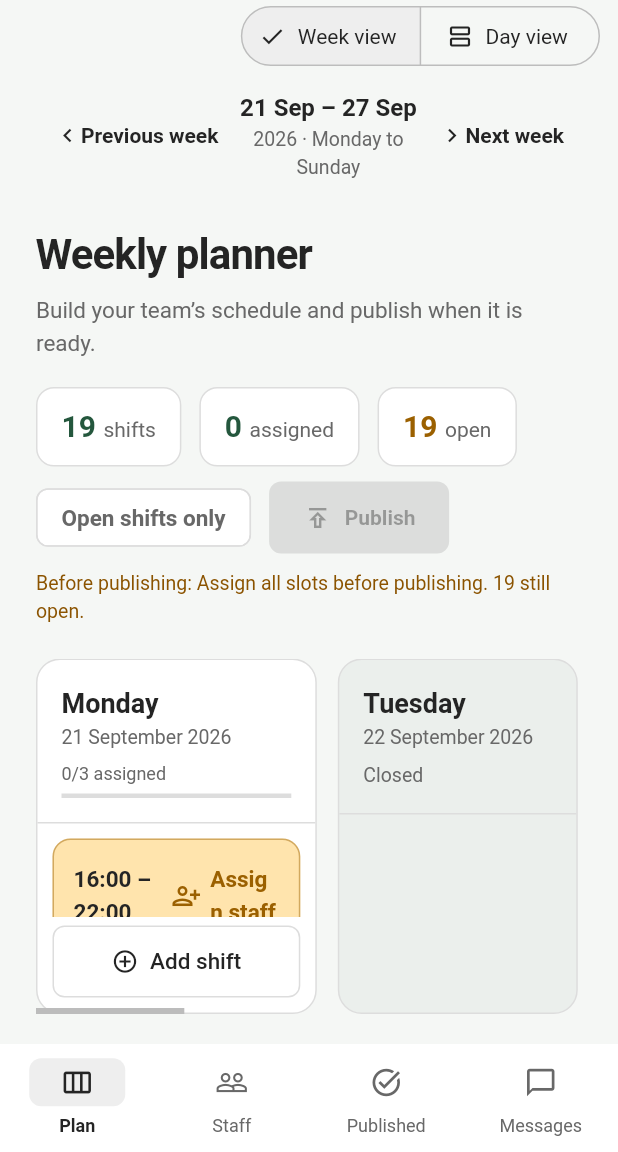
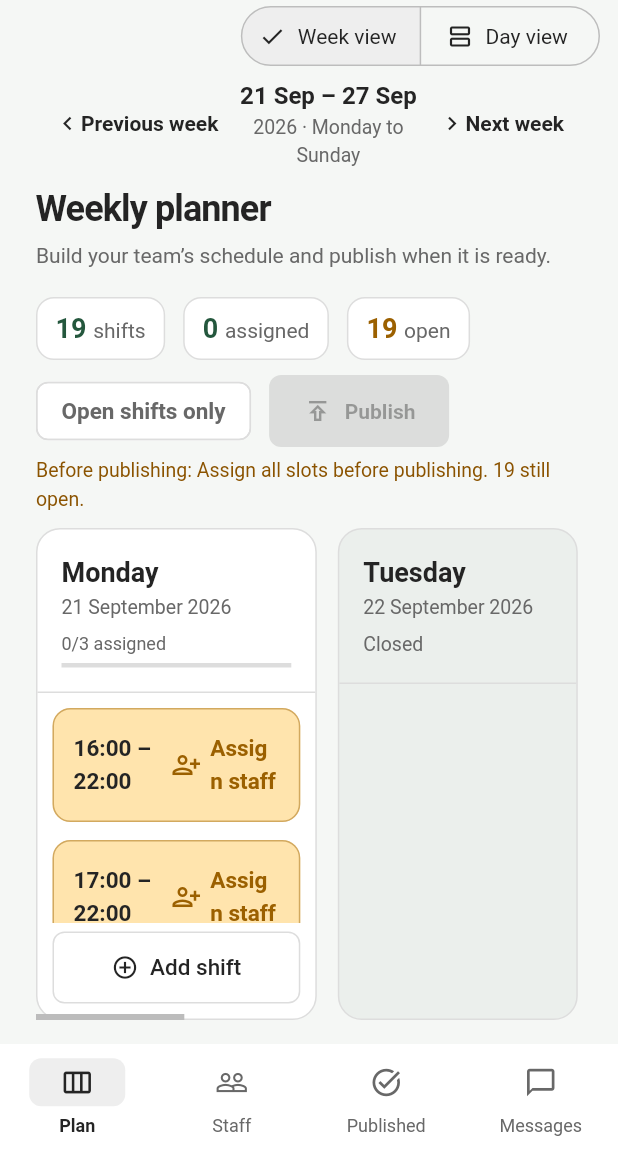
Before and after one commit to anastanjohnson/karikaala-staff-planner-web, a Flutter app: the SlotHome screen opened directly with empty values, after a tap on "Week view", on a phone screen of 412 x 824 dp, the part 84-1236 px from its top. Run offline on Flutter 3.47's test engine with Material 3 defaults, Android fonts, the phone set to English and light mode, and no system bars; our stand-ins replace cloud_firestore, firebase_auth, firebase_core, shared_preferences; accounts and stored records are empty.

Commit message:
Reduce planner header spacing to give shift columns more room

```diff
--- a/flutter/lib/slot_planner.dart
+++ b/flutter/lib/slot_planner.dart
@@ -298,7 +298,7 @@ class _SlotHomeState extends State<SlotHome> {
     return Scaffold(
       backgroundColor: (_tab == 0 && showWeekBoard) || _tab == 2 ? const Color(0xFFF5F7F5) : Colors.white,
       appBar: AppBar(
-        toolbarHeight: compactDesktop ? 64 : null,
+        toolbarHeight: compactDesktop ? 56 : null,
         title: Text(_tab == 3 ? 'Messages' : 'Staff Planner', style: compactDesktop ? const TextStyle(fontSize: 22, fontWeight: FontWeight.w700) : null),
         actions: [
           IconButton(
@@ -355,7 +355,7 @@ class _SlotHomeState extends State<SlotHome> {
                       child: Align(alignment: Alignment.centerRight, child: _viewSwitch(showWeekBoard))),
                   if (_tab == 0 || _tab == 2)
                     Padding(
-                      padding: const EdgeInsets.symmetric(horizontal: 24, vertical: 12),
+                      padding: const EdgeInsets.symmetric(horizontal: 24, vertical: 4),
                       child: Row(
                         children: [
                           TextButton(
--- a/flutter/lib/weekly_board.dart
+++ b/flutter/lib/weekly_board.dart
@@ -33,14 +33,14 @@ class _WeeklyBoardState extends State<WeeklyBoard> {
     final locked = plan.locked(widget.week);
     final problem = plan.publishProblem(widget.week);
     return Padding(
-      padding: const EdgeInsets.fromLTRB(24, 16, 24, 20),
+      padding: const EdgeInsets.fromLTRB(24, 4, 24, 16),
       child: Column(crossAxisAlignment: CrossAxisAlignment.start, children: [
         LayoutBuilder(builder: (context, constraints) {
           final heading = Column(crossAxisAlignment: CrossAxisAlignment.start, children: [
-        const Text('Weekly planner', style: TextStyle(fontSize: 28, fontWeight: FontWeight.w700, letterSpacing: -.6)),
-        const SizedBox(height: 6),
+        const Text('Weekly planner', style: TextStyle(fontSize: 24, fontWeight: FontWeight.w700, letterSpacing: -.6)),
+        const SizedBox(height: 4),
         Text(locked ? 'Published schedule · Visible to your team' : 'Build your team’s schedule and publish when it is ready.',
-          style: const TextStyle(fontSize: 15, color: rosterMuted)),
+          style: const TextStyle(fontSize: 14, color: rosterMuted)),
 
           ]);
           final actions = Column(crossAxisAlignment: CrossAxisAlignment.start, children: [
@@ -60,9 +60,8 @@ Wrap(spacing: 12, runSpacing: 10, crossAxisAlignment: WrapCrossAlignment.center,
             label: Text(plan.published.containsKey(dateKey(widget.week)) ? 'Republish' : 'Publish'))),
           if (!locked && slots.isEmpty) TextButton(style: _boardButton, onPressed: widget.onTemplate, child: const Text('Use standard template')),
         ]),
-          const SizedBox(height: 10),
         if (!locked && problem != null && slots.isNotEmpty)
-          Padding(padding: const EdgeInsets.only(bottom: 6), child: Text('Before publishing: $problem',
+          Padding(padding: const EdgeInsets.only(top: 6), child: Text('Before publishing: $problem',
             style: const TextStyle(color: Color(0xFF8B5300), fontSize: 13))),
 
           ]);
@@ -77,7 +76,7 @@ Wrap(spacing: 12, runSpacing: 10, crossAxisAlignment: WrapCrossAlignment.center,
             heading, const SizedBox(height: 18), actions,
           ]);
         }),
-        const SizedBox(height: 16),
+        const SizedBox(height: 10),
         if (widget.error != null) Padding(padding: const EdgeInsets.symmetric(vertical: 8),
           child: Text(widget.error!, style: const TextStyle(color: Colors.red))),
         Expanded(child: LayoutBuilder(builder: (context, constraints) {
@@ -163,11 +162,11 @@ Wrap(spacing: 12, runSpacing: 10, crossAxisAlignment: WrapCrossAlignment.center,
           ])))));
   }
   Widget _summary(String value, String label, Color color) => Container(
-    padding: const EdgeInsets.symmetric(horizontal: 16, vertical: 11),
+    padding: const EdgeInsets.symmetric(horizontal: 12, vertical: 7),
     decoration: BoxDecoration(color: Colors.white, border: Border.all(color: rosterLine),
       borderRadius: BorderRadius.circular(12)),
     child: Text.rich(TextSpan(children: [
-      TextSpan(text: '$value ', style: TextStyle(fontSize: 20, fontWeight: FontWeight.w700, color: color)),
+      TextSpan(text: '$value ', style: TextStyle(fontSize: 18, fontWeight: FontWeight.w700, color: color)),
       TextSpan(text: label, style: const TextStyle(fontSize: 14, color: rosterMuted)),
     ])));
   ButtonStyle get _boardButton => TextButton.styleFrom(
```
